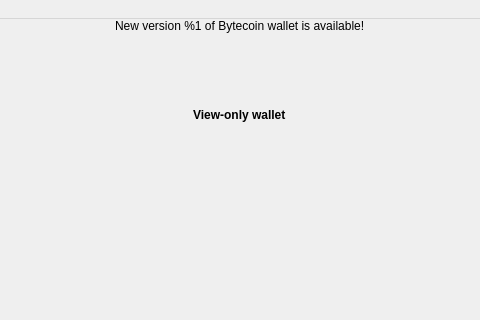
Qt form src/mainwindow.ui (bcndev/bytecoin-gui) before a commit; both pictures show x 459 to 939 and y 0 to 320 of the 1273 by 824 pixel window.
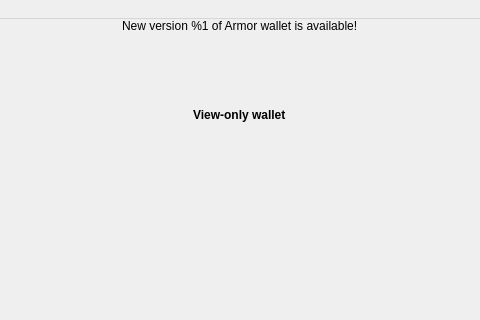
The same form after that commit. Icons and pictures are not drawn. Custom widgets are drawn as their Qt base class.

Patch:
```diff
--- a/src/mainwindow.ui
+++ b/src/mainwindow.ui
@@ -199,7 +199,7 @@
                  <cursorShape>ArrowCursor</cursorShape>
                 </property>
                 <property name="text">
-                 <string>New version %1 of Bytecoin wallet is available!</string>
+                 <string>New version %1 of Armor wallet is available!</string>
                 </property>
                 <property name="alignment">
                  <set>Qt::AlignLeading|Qt::AlignLeft|Qt::AlignTop</set>
```
Left out of the diff: 10 changed lines with no effect on the pictures.
